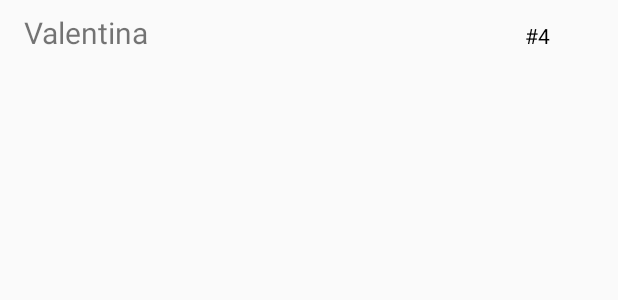
After one commit to martinrzg/Appcopio2, an Android app: the layout item_product.xml on its own in the app's theme, with its tools: preview values and no code run, on a phone screen of 412 x 824 dp. The commit adds this screen. Shown: the top 300 px of the screen. Run offline under Robolectric (Android 15) with nearby library versions, the phone set to English and light mode, and no system bars.

Commit message:
Auto stash before merge of "develop" and "origin/develop"

```diff
--- a/app/build.gradle
+++ b/app/build.gradle
@@ -49,6 +49,9 @@ dependencies {
 
     compile 'de.hdodenhof:circleimageview:1.3.0'
 
+    compile 'com.firebaseui:firebase-ui-database:3.1.0'
+
+
 
 
 }
--- /dev/null
+++ b/app/src/main/res/layout/item_product.xml
@@ -0,0 +1,35 @@
+<?xml version="1.0" encoding="utf-8"?>
+<android.support.constraint.ConstraintLayout
+    xmlns:android="http://schemas.android.com/apk/res/android"
+    android:layout_width="match_parent"
+    android:layout_height="wrap_content">
+
+    <LinearLayout
+        android:layout_width="match_parent"
+        android:layout_height="match_parent"
+        android:orientation="horizontal"
+        android:paddingTop="8dp"
+        android:paddingStart="16dp"
+        android:paddingEnd="16dp">
+        <TextView
+            android:id="@+id/textViewItemName"
+            android:layout_width="0dp"
+            android:layout_height="wrap_content"
+            android:layout_weight="8"
+            android:text="Valentina"
+            android:textSize="20sp"
+            />
+        <TextView
+            android:id="@+id/textViewQty"
+            android:layout_width="0dp"
+            android:layout_height="wrap_content"
+            android:layout_weight="2"
+            android:text="#4"
+            android:textColor="#000000"
+            android:gravity="center"/>
+    </LinearLayout>
+
+
+
+
+</android.support.constraint.ConstraintLayout>
```
Also changed, not shown: app/src/main/java/com/example/martinruiz/appcopio2/fragments/RegisterFragment.java (+107 -4 lines), app/src/main/java/com/example/martinruiz/appcopio2/holders/ProductHolder.java (added, +16 -0 lines), app/src/main/res/layout/fragment_register.xml (+7 -0 lines).
